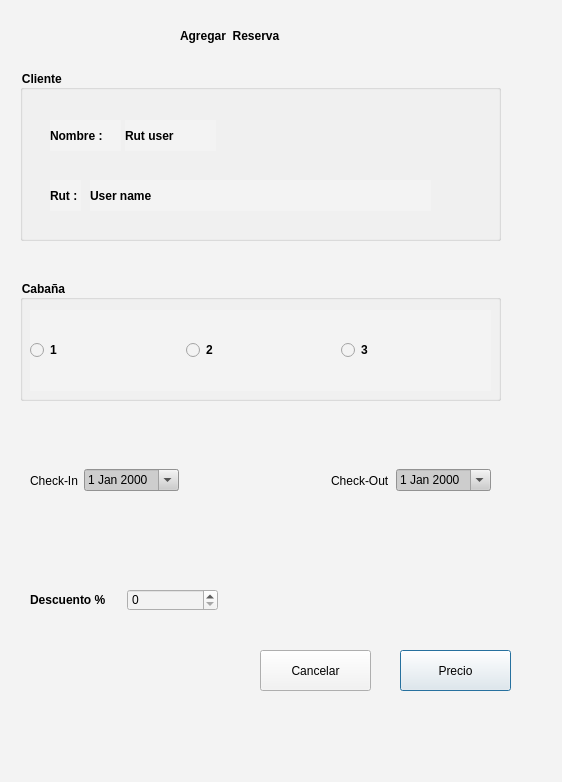
DiteRr/IgmavaAPP, file UIfiles/agregarReservas.ui: the form before one commit.
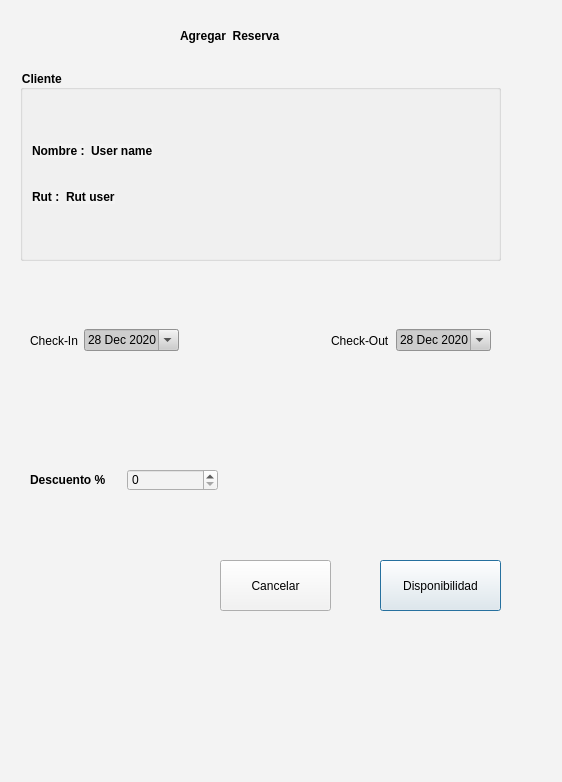
The form after the commit.

Patch:
```diff
--- a/UIfiles/agregarReservas.ui
+++ b/UIfiles/agregarReservas.ui
@@ -25,7 +25,7 @@
      <x>20</x>
      <y>70</y>
      <width>481</width>
-     <height>171</height>
+     <height>191</height>
     </rect>
    </property>
    <property name="styleSheet">
@@ -35,129 +35,123 @@
    <property name="title">
     <string>Cliente </string>
    </property>
-   <widget class="QLabel" name="label_3">
-    <property name="geometry">
-     <rect>
-      <x>30</x>
-      <y>110</y>
-      <width>31</width>
-      <height>31</height>
-     </rect>
-    </property>
-    <property name="sizePolicy">
-     <sizepolicy hsizetype="Maximum" vsizetype="Maximum">
-      <horstretch>0</horstretch>
-      <verstretch>0</verstretch>
-     </sizepolicy>
-    </property>
-    <property name="text">
-     <string>Rut :</string>
-    </property>
-    <property name="textFormat">
-     <enum>Qt::PlainText</enum>
-    </property>
-   </widget>
-   <widget class="QLabel" name="label_2">
-    <property name="geometry">
-     <rect>
-      <x>30</x>
-      <y>50</y>
-      <width>71</width>
-      <height>31</height>
-     </rect>
-    </property>
-    <property name="text">
-     <string>Nombre :</string>
-    </property>
-   </widget>
-   <widget class="QLabel" name="rut_user">
-    <property name="geometry">
-     <rect>
-      <x>105</x>
-      <y>50</y>
-      <width>91</width>
-      <height>31</height>
-     </rect>
-    </property>
-    <property name="text">
-     <string>Rut user</string>
-    </property>
-   </widget>
-   <widget class="QLabel" name="username">
-    <property name="geometry">
-     <rect>
-      <x>70</x>
-      <y>110</y>
-      <width>341</width>
-      <height>31</height>
-     </rect>
-    </property>
-    <property name="sizePolicy">
-     <sizepolicy hsizetype="Maximum" vsizetype="Maximum">
-      <horstretch>0</horstretch>
-      <verstretch>0</verstretch>
-     </sizepolicy>
-    </property>
-    <property name="text">
-     <string>User name</string>
-    </property>
-   </widget>
-  </widget>
-  <widget class="QGroupBox" name="groupBox_2">
-   <property name="geometry">
-    <rect>
-     <x>20</x>
-     <y>280</y>
-     <width>481</width>
-     <height>121</height>
-    </rect>
-   </property>
-   <property name="styleSheet">
-    <string notr="true">font: 57 11pt &quot;Ubuntu&quot;;
-font-weight:bold;</string>
-   </property>
-   <property name="title">
-    <string>Cabaña</string>
-   </property>
-   <widget class="QWidget" name="horizontalLayoutWidget">
-    <property name="geometry">
-     <rect>
-      <x>10</x>
-      <y>30</y>
-      <width>461</width>
-      <height>81</height>
-     </rect>
-    </property>
-    <layout class="QHBoxLayout" name="horizontalLayout">
-     <item>
-      <widget class="QRadioButton" name="radioButton_2">
-       <property name="text">
-        <string>1</string>
-       </property>
-      </widget>
-     </item>
-     <item>
-      <widget class="QRadioButton" name="radioButton">
-       <property name="text">
-        <string>2</string>
-       </property>
-      </widget>
-     </item>
-     <item>
-      <widget class="QRadioButton" name="radioButton_3">
-       <property name="text">
-        <string>3</string>
-       </property>
-      </widget>
-     </item>
-    </layout>
-   </widget>
+   <layout class="QVBoxLayout" name="verticalLayout_2">
+    <item>
+     <layout class="QVBoxLayout" name="verticalLayout">
+      <item>
+       <layout class="QHBoxLayout" name="horizontalLayout_4">
+        <item>
+         <widget class="QLabel" name="label_2">
+          <property name="sizePolicy">
+           <sizepolicy hsizetype="Maximum" vsizetype="Maximum">
+            <horstretch>0</horstretch>
+            <verstretch>0</verstretch>
+           </sizepolicy>
+          </property>
+          <property name="text">
+           <string>Nombre :</string>
+          </property>
+         </widget>
+        </item>
+        <item>
+         <widget class="QLabel" name="username">
+          <property name="sizePolicy">
+           <sizepolicy hsizetype="Maximum" vsizetype="Maximum">
+            <horstretch>0</horstretch>
+            <verstretch>0</verstretch>
+           </sizepolicy>
+          </property>
+          <property name="text">
+           <string>User name</string>
+          </property>
+         </widget>
+        </item>
+        <item>
+         <spacer name="horizontalSpacer_2">
+          <property name="orientation">
+           <enum>Qt::Horizontal</enum>
+          </property>
+          <property name="sizeHint" stdset="0">
+           <size>
+            <width>40</width>
+            <height>20</height>
+           </size>
+          </property>
+         </spacer>
+        </item>
+       </layout>
+      </item>
+      <item>
+       <spacer name="verticalSpacer">
+        <property name="orientation">
+         <enum>Qt::Vertical</enum>
+        </property>
+        <property name="sizeType">
+         <enum>QSizePolicy::Maximum</enum>
+        </property>
+        <property name="sizeHint" stdset="0">
+         <size>
+          <width>20</width>
+          <height>20</height>
+         </size>
+        </property>
+       </spacer>
+      </item>
+      <item>
+       <layout class="QHBoxLayout" name="horizontalLayout_5">
+        <item>
+         <widget class="QLabel" name="label_3">
+          <property name="sizePolicy">
+           <sizepolicy hsizetype="Maximum" vsizetype="Maximum">
+            <horstretch>0</horstretch>
+            <verstretch>0</verstretch>
+           </sizepolicy>
+          </property>
+          <property name="text">
+           <string>Rut :</string>
+          </property>
+          <property name="textFormat">
+           <enum>Qt::PlainText</enum>
+          </property>
+         </widget>
+        </item>
+        <item>
+         <widget class="QLabel" name="rut_user">
+          <property name="sizePolicy">
+           <sizepolicy hsizetype="Maximum" vsizetype="Maximum">
+            <horstretch>0</horstretch>
+            <verstretch>0</verstretch>
+           </sizepolicy>
+          </property>
+          <property name="text">
+           <string>Rut user</string>
+          </property>
+         </widget>
+        </item>
+        <item>
+         <spacer name="horizontalSpacer_3">
+          <property name="orientation">
+           <enum>Qt::Horizontal</enum>
+          </property>
+          <property name="sizeHint" stdset="0">
+           <size>
+            <width>40</width>
+            <height>20</height>
+           </size>
+          </property>
+         </spacer>
+        </item>
+       </layout>
+      </item>
+     </layout>
+    </item>
+   </layout>
   </widget>
   <widget class="QWidget" name="horizontalLayoutWidget_3">
    <property name="geometry">
     <rect>
      <x>30</x>
-     <y>560</y>
+     <y>440</y>
      <width>188</width>
      <height>80</height>
     </rect>
@@ -200,7 +194,7 @@
    <property name="geometry">
     <rect>
      <x>30</x>
-     <y>440</y>
+     <y>300</y>
      <width>461</width>
      <height>81</height>
     </rect>
@@ -219,9 +213,36 @@
        <string notr="true">background-color : #CDCDCD;
 color: rgb(0,0,0);</string>
       </property>
+      <property name="dateTime">
+       <datetime>
+        <hour>0</hour>
+        <minute>0</minute>
+        <second>0</second>
+        <year>2020</year>
+        <month>12</month>
+        <day>28</day>
+       </datetime>
+      </property>
+      <property name="time">
+       <time>
+        <hour>0</hour>
+        <minute>0</minute>
+        <second>0</second>
+       </time>
+      </property>
       <property name="calendarPopup">
        <bool>true</bool>
       </property>
+      <property name="timeSpec">
+       <enum>Qt::LocalTime</enum>
+      </property>
+      <property name="date">
+       <date>
+        <year>2020</year>
+        <month>12</month>
+        <day>28</day>
+       </date>
+      </property>
      </widget>
     </item>
     <item>
@@ -253,6 +274,13 @@
       <property name="calendarPopup">
        <bool>true</bool>
       </property>
+      <property name="date">
+       <date>
+        <year>2020</year>
+        <month>12</month>
+        <day>28</day>
+       </date>
+      </property>
      </widget>
     </item>
    </layout>
@@ -260,23 +288,23 @@
   <widget class="QPushButton" name="pushButton">
    <property name="geometry">
     <rect>
-     <x>400</x>
-     <y>650</y>
-     <width>111</width>
-     <height>41</height>
+     <x>380</x>
+     <y>560</y>
+     <width>121</width>
+     <height>51</height>
     </rect>
    </property>
    <property name="text">
-    <string>Precio</string>
+    <string>Disponibilidad</string>
    </property>
   </widget>
   <widget class="QPushButton" name="pushButton_2">
    <property name="geometry">
     <rect>
-     <x>260</x>
-     <y>650</y>
+     <x>220</x>
+     <y>560</y>
      <width>111</width>
-     <height>41</height>
+     <height>51</height>
     </rect>
    </property>
    <property name="text">
```
Left out of the diff: 10 changed lines with no effect on the pictures.
